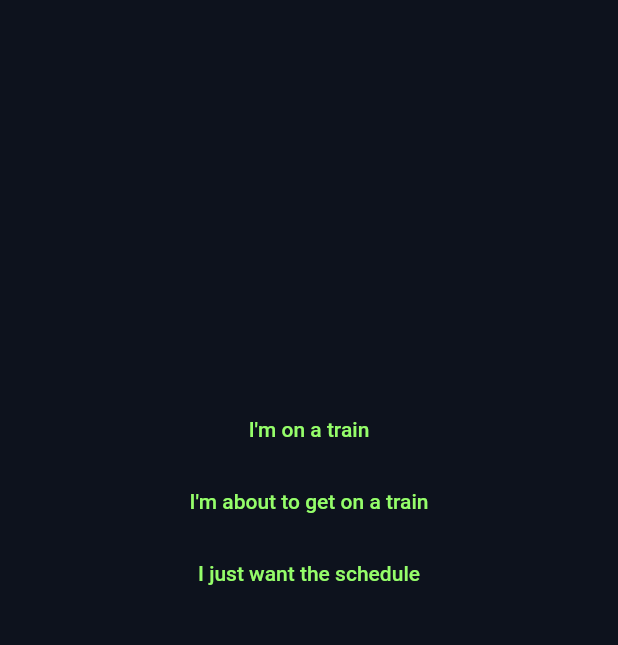
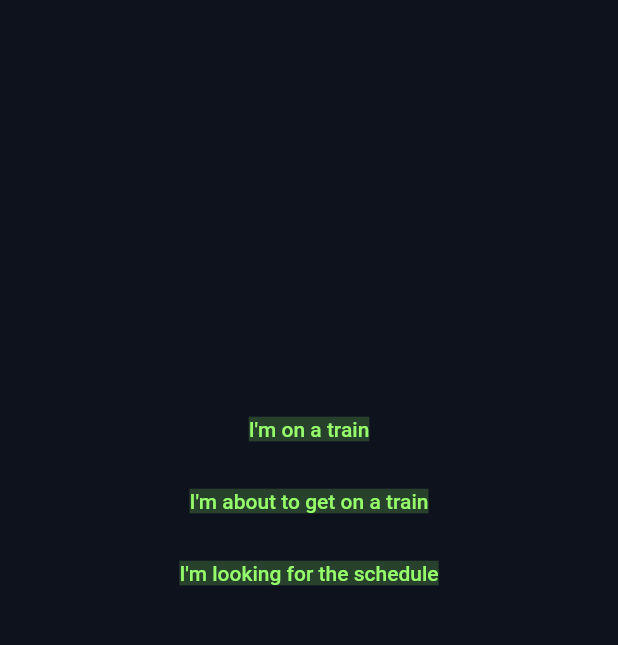
Before and after one commit to TinoMuzambi/trainerr, a Flutter app: the screen it shows after launch, on a phone screen of 412 x 824 dp, the part 233-878 px from its top. Run offline on Flutter 3.47's test engine with Material 2 defaults, Android fonts, the phone set to English and light mode, and no system bars.

Commit message:
Extracts buttons to a custom component.

```diff
--- /dev/null
+++ b/lib/custom_button.dart
@@ -0,0 +1,24 @@
+import 'package:flutter/material.dart';
+import 'package:trainerr/utils/custom_colour.dart';
+
+class CustomButton extends StatelessWidget {
+  late final String text;
+  late final String route;
+  CustomColour accentColour = CustomColour(rgbColour: "95fe6a");
+
+  CustomButton({ required this.text, required this.route });
+
+  @override
+  Widget build(BuildContext context) {
+    return TextButton(
+      child: Text(
+        text,
+        style: TextStyle(
+          color: accentColour.getCustomColour()[900],
+          backgroundColor: accentColour.getCustomColour()[100],
+        ),
+      ),
+      onPressed: () {},
+    );
+  }
+}
--- a/lib/pages/home.dart
+++ b/lib/pages/home.dart
@@ -1,4 +1,5 @@
 import 'package:flutter/material.dart';
+import 'package:trainerr/custom_button.dart';
 import 'package:trainerr/utils/custom_colour.dart';
 
 class Home extends StatefulWidget {
@@ -34,33 +35,10 @@ class _HomeState extends State<Home> {
                 child: Column(
                   mainAxisAlignment: MainAxisAlignment.center,
                   children: [
-                    TextButton(
-                      child: Text(
-                        "I'm on a train",
-                        style: TextStyle(
-                          color: accentColour.getCustomColour()[900],
-                        ),
-                      ),
-                      onPressed: () {},
-                    ),
-                    TextButton(
-                      child: Text(
-                        "I'm about to get on a train",
-                        style: TextStyle(
-                          color: accentColour.getCustomColour()[900],
-                        ),
-                      ),
-                      onPressed: () {},
-                    ),
-                    TextButton(
-                      child: Text(
-                        "I just want the schedule",
-                        style: TextStyle(
-                          color: accentColour.getCustomColour()[900],
-                        ),
-                      ),
-                      onPressed: () {},
-                    )
+
+                    CustomButton(text: "I'm on a train", route: "/tracking"),
+                    CustomButton(text: "I'm about to get on a train", route: "/upcoming"),
+                    CustomButton(text: "I'm looking for the schedule", route: "/schedule"),
                   ],
                 )
             )
--- a/lib/utils/custom_colour.dart
+++ b/lib/utils/custom_colour.dart
@@ -28,8 +28,6 @@ class CustomColour {
     };
   }
 
-
-
   MaterialColor getCustomColour() {
     hexToRGB();
     String hex = "0xff$R$G$B";
```
